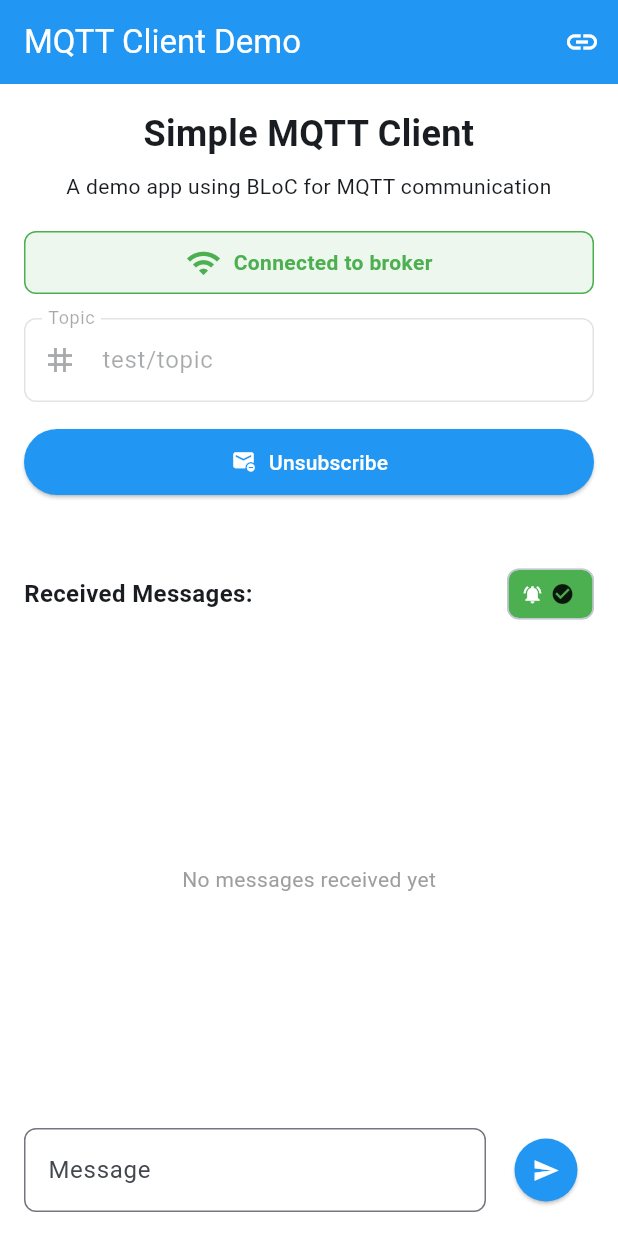
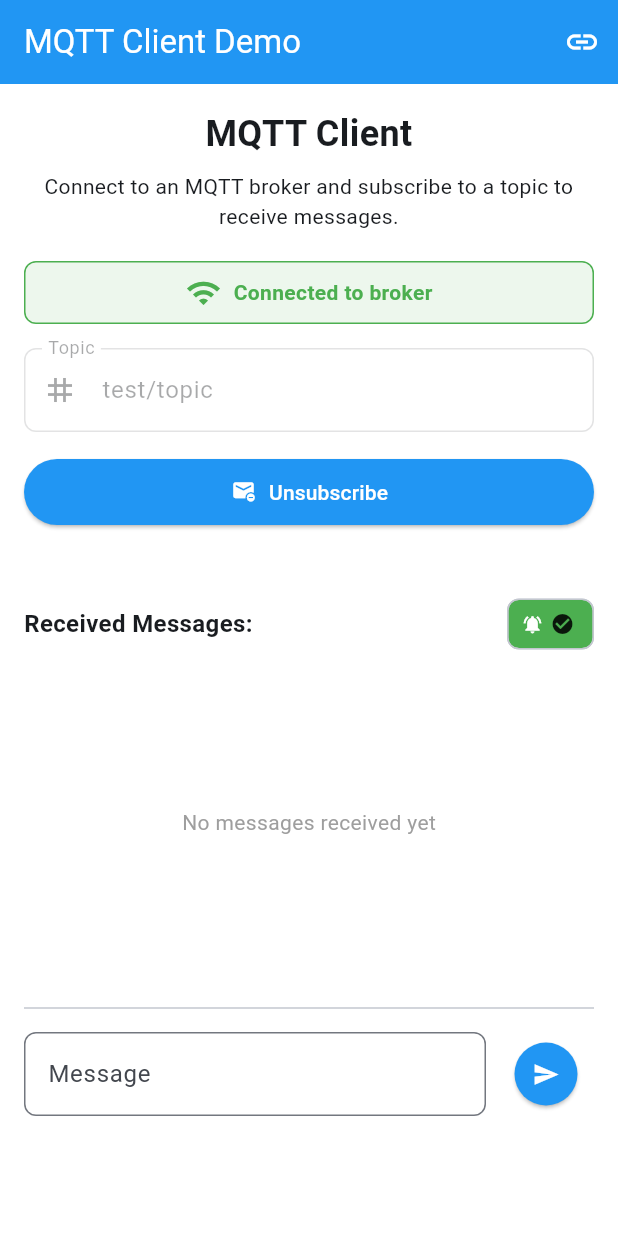
Before and after one commit to Hmmza-tariq/cowlar, a Flutter app: the screen it shows after launch, after a tap on "Subscribe", after a tap on the "send" icon, on a phone screen of 412 x 824 dp. Run offline on Flutter 3.47's test engine with Material 3 defaults, Android fonts, the light colour scheme and no system bars; our stand-ins replace equatable, flutter_bloc, flutter_dotenv; missing offline and left inert: mqtt_client.

Commit message:
MQTT client added

```diff
--- a/lib/features/mqtt_client/presentation/pages/mqtt_page.dart
+++ b/lib/features/mqtt_client/presentation/pages/mqtt_page.dart
@@ -72,12 +72,13 @@ class _MqttPageState extends State<MqttPage> {
         builder: (context, state) {
           return Padding(
             padding: const EdgeInsets.all(16.0),
+            child: SingleChildScrollView(
               child: Column(
                 crossAxisAlignment: CrossAxisAlignment.stretch,
                 children: [
                   // App title and intro
                   const Text(
-                  'Simple MQTT Client',
+                    'MQTT Client',
                     style: TextStyle(
                       fontSize: 24,
                       fontWeight: FontWeight.bold,
@@ -86,7 +87,7 @@ class _MqttPageState extends State<MqttPage> {
                   ),
                   const SizedBox(height: 8),
                   const Text(
-                  'A demo app using BLoC for MQTT communication',
+                    'Connect to an MQTT broker and subscribe to a topic to receive messages.',
                     style: TextStyle(fontSize: 14),
                     textAlign: TextAlign.center,
                   ),
@@ -118,7 +119,8 @@ class _MqttPageState extends State<MqttPage> {
                               : 'Disconnected',
                           style: TextStyle(
                             fontWeight: FontWeight.bold,
-                          color: state.isConnected ? Colors.green : Colors.red,
+                            color:
+                                state.isConnected ? Colors.green : Colors.red,
                           ),
                         ),
                       ],
@@ -153,7 +155,8 @@ class _MqttPageState extends State<MqttPage> {
                                     .add(const MqttUnsubscribeEvent());
                               } else {
                                 // Subscribe
-                              final String topic = _topicController.text.trim();
+                                final String topic =
+                                    _topicController.text.trim();
                                 if (topic.isNotEmpty) {
                                   context
                                       .read<MqttCubit>()
@@ -170,8 +173,8 @@ class _MqttPageState extends State<MqttPage> {
                       icon: Icon(state.isSubscribed
                           ? Icons.unsubscribe
                           : Icons.notifications),
-                    label:
-                        Text(state.isSubscribed ? 'Unsubscribe' : 'Subscribe'),
+                      label: Text(
+                          state.isSubscribed ? 'Unsubscribe' : 'Subscribe'),
                       style: ElevatedButton.styleFrom(
                         padding: const EdgeInsets.symmetric(vertical: 12),
                       ),
@@ -203,9 +206,7 @@ class _MqttPageState extends State<MqttPage> {
                           ],
                         ),
                       ),
-                  ),
-
-                // Messages section (only shown when subscribed)
+                    ), // Messages section (only shown when subscribed)
                   if (state.isSubscribed) ...[
                     const SizedBox(height: 16),
                     const Row(
@@ -226,53 +227,16 @@ class _MqttPageState extends State<MqttPage> {
                         ),
                       ],
                     ),
-                  const SizedBox(height: 8),
-
-                  // Message list
-                  Expanded(
+                    const SizedBox(
+                        height:
+                            8), // Message list - with fixed height to prevent overflow
+                    SizedBox(
+                      height: 200, // Fixed height for message list
                       child: MessageList(messages: state.messages),
                     ),
-
-                  // Publish message section
-                  const SizedBox(height: 8),
-                  Row(
-                    children: [
-                      Expanded(
-                        child: TextField(
-                          controller: _messageController,
-                          decoration: InputDecoration(
-                            labelText: 'Message',
-                            hintText: 'Enter message to publish',
-                            border: OutlineInputBorder(
-                              borderRadius: BorderRadius.circular(8),
-                            ),
-                          ),
-                        ),
-                      ),
-                      const SizedBox(width: 8),
-                      ElevatedButton(
-                        onPressed: () {
-                          final String message = _messageController.text.trim();
-                          if (message.isNotEmpty && state.topic != null) {
-                            context.read<MqttCubit>().add(
-                                  MqttPublishEvent(
-                                    message: message,
-                                    topic: state.topic!,
-                                  ),
-                                );
-                            _messageController.clear();
-                          }
-                        },
-                        style: ElevatedButton.styleFrom(
-                          shape: const CircleBorder(),
-                          padding: const EdgeInsets.all(12),
-                        ),
-                        child: const Icon(Icons.send),
-                      ),
-                    ],
-                  ),
                   ] else
-                  Expanded(
+                    SizedBox(
+                      height: 200, // Fixed height prevents layout shift
                       child: Center(
                         child: Column(
                           mainAxisAlignment: MainAxisAlignment.center,
@@ -296,7 +260,53 @@ class _MqttPageState extends State<MqttPage> {
                         ),
                       ),
                     ),
+
+                  // Message input field at the bottom of the page
+                  const SizedBox(height: 16),
+                  const Divider(),
+                  const SizedBox(height: 8),
+                  Row(
+                    children: [
+                      Expanded(
+                        child: TextField(
+                          controller: _messageController,
+                          decoration: InputDecoration(
+                            labelText: 'Message',
+                            hintText: 'Enter message to publish',
+                            border: OutlineInputBorder(
+                              borderRadius: BorderRadius.circular(8),
+                            ),
+                            enabled: state.isSubscribed && state.isConnected,
+                          ),
+                        ),
+                      ),
+                      const SizedBox(width: 8),
+                      ElevatedButton(
+                        onPressed: (state.isSubscribed && state.isConnected)
+                            ? () {
+                                final String message =
+                                    _messageController.text.trim();
+                                if (message.isNotEmpty && state.topic != null) {
+                                  context.read<MqttCubit>().add(
+                                        MqttPublishEvent(
+                                          message: message,
+                                          topic: state.topic!,
+                                        ),
+                                      );
+                                  _messageController.clear();
+                                }
+                              }
+                            : null,
+                        style: ElevatedButton.styleFrom(
+                          shape: const CircleBorder(),
+                          padding: const EdgeInsets.all(12),
+                        ),
+                        child: const Icon(Icons.send),
+                      ),
                     ],
+                  ),
+                ],
+              ),
             ),
           );
         },
```
Lines whose indentation alone changed are shown as unchanged.
